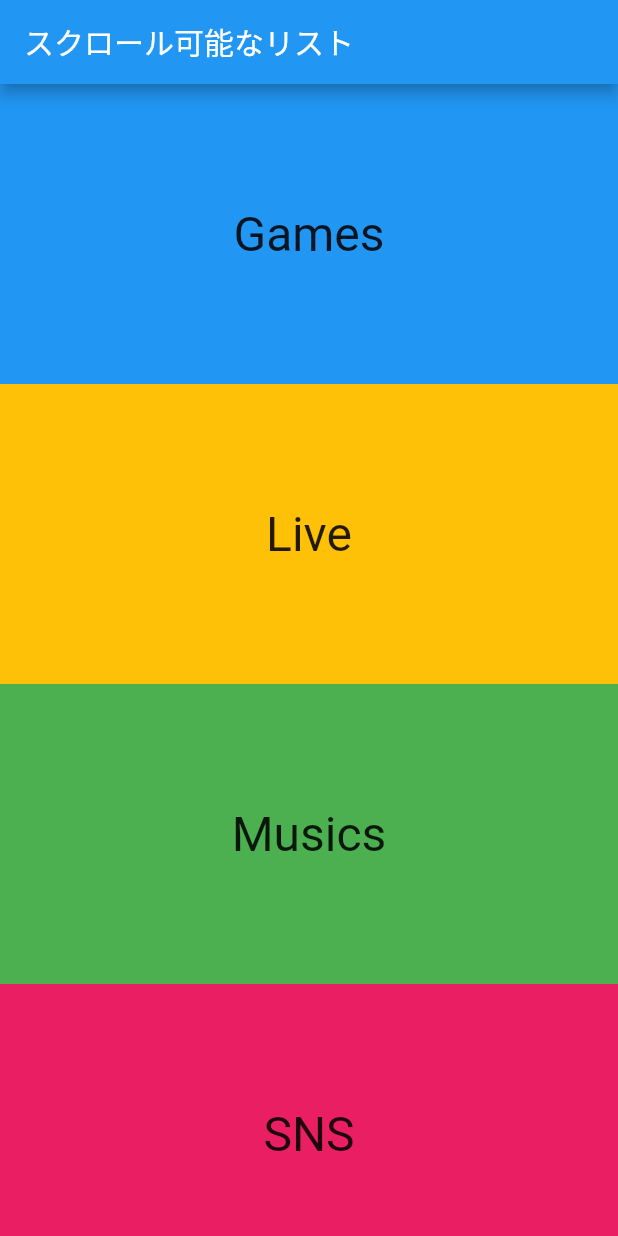
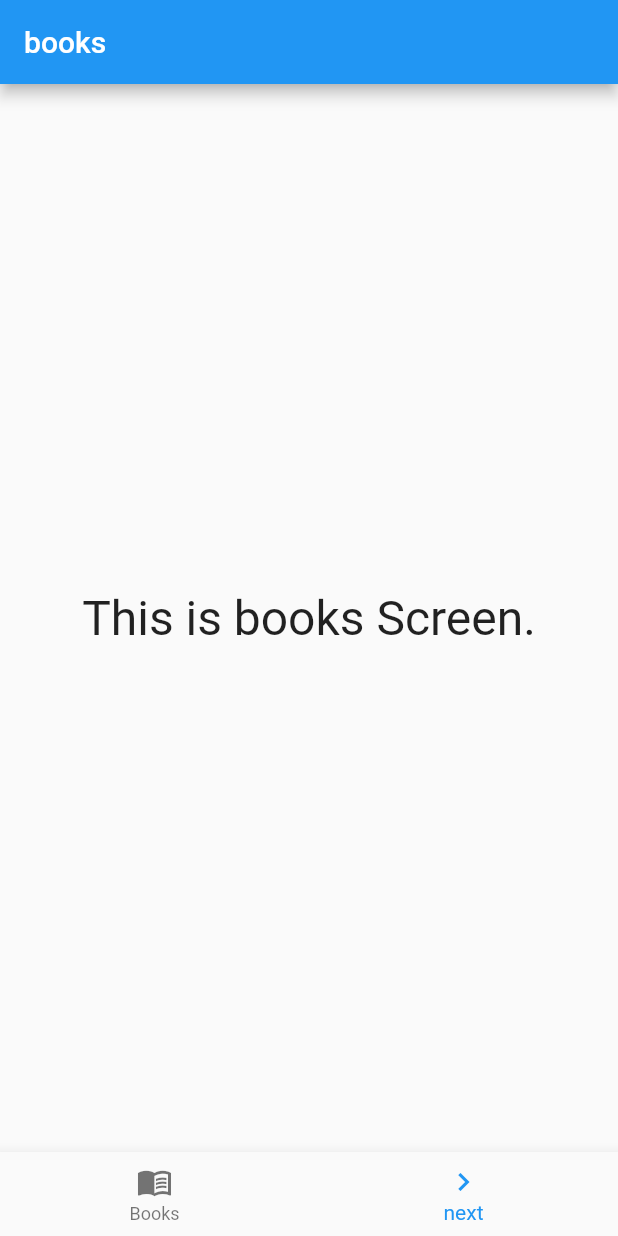
Before and after one commit to Sakiika2128/f_test, a Flutter app: the screen it shows after launch, on a phone screen of 412 x 824 dp. Run offline on Flutter 3.47's test engine with Material 2 defaults, Android fonts, the phone set to English and light mode, and no system bars.

Commit message:
pushとpopでけた

```diff
--- /dev/null
+++ b/lib/first_page.dart
@@ -0,0 +1,44 @@
+import 'package:f_test/main.dart';
+import 'package:flutter/material.dart';
+import 'package:f_test/second_page.dart';
+
+class FirstScreen extends StatelessWidget{
+  @override
+  Widget build(BuildContext context){
+    return Scaffold(
+      appBar: AppBar(
+        title: Text('books'),
+      ),
+      body: Center(
+        child: Container(
+          child: const Text(
+            'This is books Screen.',
+            style: TextStyle(fontSize: 32),
+          ),
+        ),
+      ),
+      bottomNavigationBar: BottomNavigationBar(
+        currentIndex: 1,
+        items: <BottomNavigationBarItem>[
+          const BottomNavigationBarItem(
+            icon: Icon(Icons.menu_book),
+            label: 'Books',
+          ),
+          const BottomNavigationBarItem(
+            icon: Icon(Icons.navigate_next),
+            label: 'next',
+          ),
+        ],
+        onTap: (int value) {
+          if(value == 1)
+            Navigator.push(
+              context,
+              MaterialPageRoute(
+                builder: (context) => SecondScreen(),
+              )
+            );
+        },
+      ),
+    );
+  }
+}
--- a/lib/main.dart
+++ b/lib/main.dart
@@ -1,97 +1,22 @@
 import 'package:flutter/material.dart';
 import 'package:flutter/rendering.dart';
+import 'package:f_test/first_page.dart';
+import 'package:f_test/second_page.dart';
 
 void main() {
   runApp(new MyApp());
 }
 class MyApp extends StatelessWidget {
-
   @override
-  Widget build(BuildContext context) {
-    return new MaterialApp(
-      title: 'Generated App',
-      theme: new ThemeData(
+  Widget build(BuildContext context){
+    return MaterialApp(
+      title: 'Sample App',
+      theme: ThemeData(
         primarySwatch: Colors.blue,
-        primaryColor: const Color(0xFF2196f3),
-        accentColor: const Color(0xFF2196f3),
-        canvasColor: const Color(0xFFfafafa),
+        primaryColor: const Color(0xff2196f3),
+        canvasColor: const Color(0xfffafafa),
       ),
-      home: new MyHomePage(),
+      home: FirstScreen(),
     );
   }
 }
-
-class MyHomePage extends StatefulWidget {
-  MyHomePage({Key? key}) : super(key: key);
-  @override
-  _MyHomePageState createState() => new _MyHomePageState();
-}
-
-class _MyHomePageState extends State<MyHomePage> {
-  @override
-  Widget build(BuildContext context) {
-    return Scaffold(
-      appBar: AppBar(
-        title: Text('スクロール可能なリスト'),
-      ),
-      body: SingleChildScrollView(
-        child: Column(
-          mainAxisAlignment: MainAxisAlignment.start,
-          mainAxisSize: MainAxisSize.min,
-          children: [
-            Container(
-              color: Colors.blue,
-              height: 200,
-              child: const Center(
-                child: const Text(
-                  'Games',
-                  style: TextStyle(fontSize: 32),
-                ),
-              ),
-            ),
-            Container(
-              color: Colors.amber,
-              height: 200,
-              child: const Center(
-                child: const Text(
-                  'Live',
-                  style: TextStyle(fontSize: 32),
-                ),
-              ),
-            ),
-            Container(
-              color: Colors.green,
-              height: 200,
-              child: const Center(
-                child: Text(
-                  'Musics',
-                  style: TextStyle(fontSize: 32),
-                ),
-              ),
-            ),
-            Container(
-              color: Colors.pink,
-              height: 200,
-              child: const Center(
-                child: Text(
-                  'SNS',
-                  style: TextStyle(fontSize: 32),
-                ),
-              ),
-            ),
-            Container(
-              color: Colors.orange,
-              height: 200,
-              child: const Center(
-                child: Text(
-                  'Beauty',
-                  style: TextStyle(fontSize: 32),
-                ),
-              ),
-            ),
-          ],
-        ),
-      ),
-    );
-  }
-}
```
Also changed, not shown: lib/Data.dart (deleted, +0 -12 lines), lib/second_page.dart (added, +37 -0 lines).
